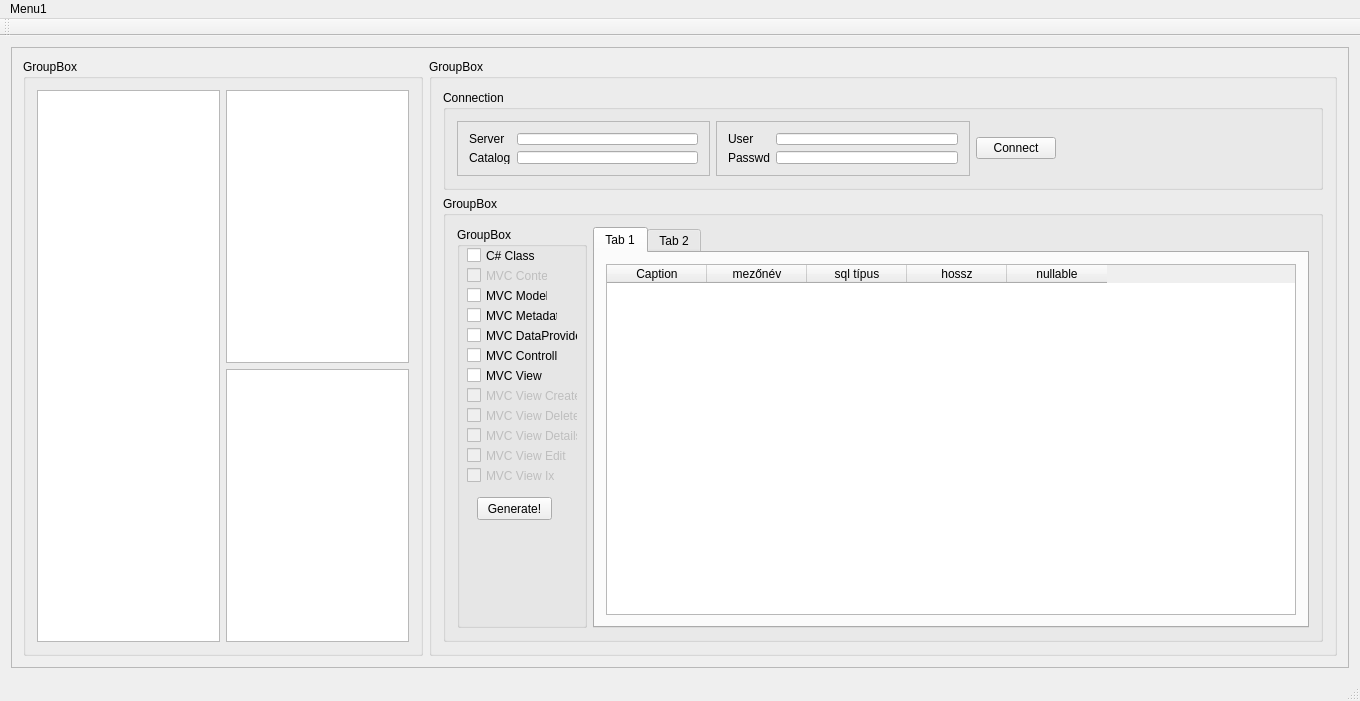
Old version of the form retek2.ui in the repository horvathzoltan/retek2.
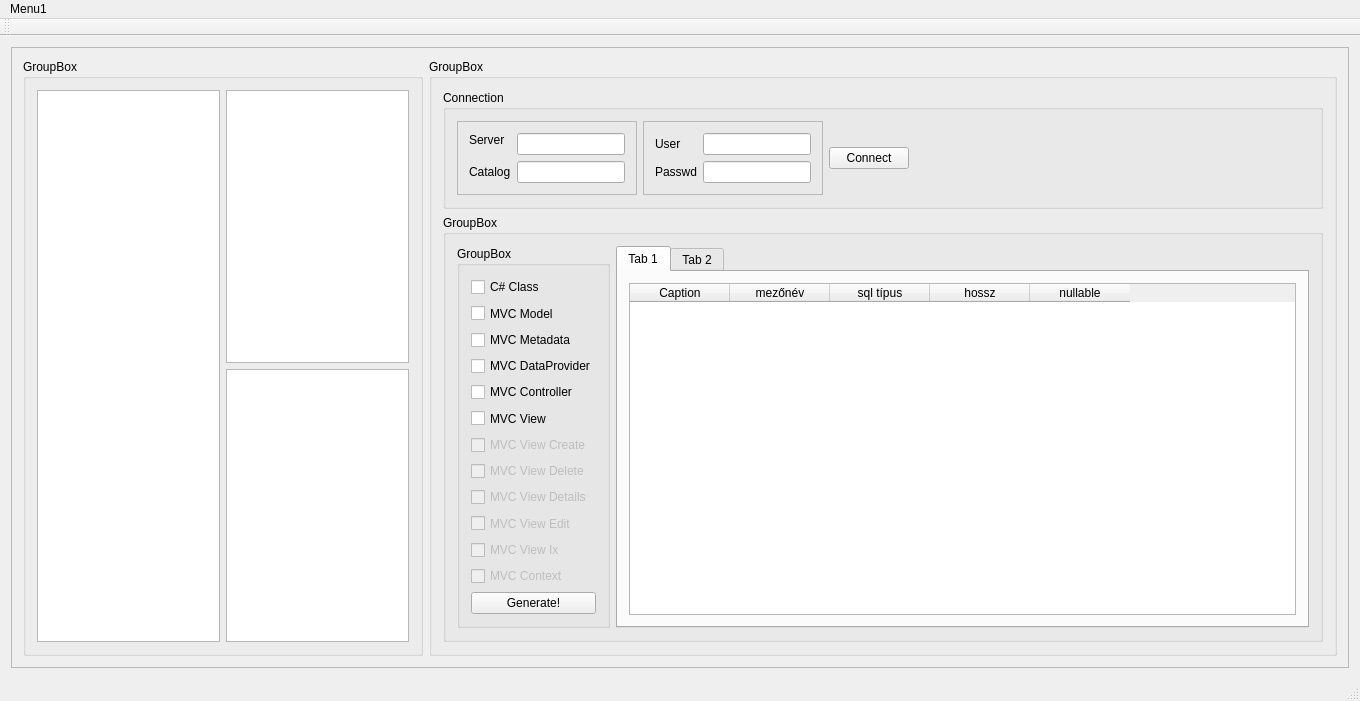
New version of the form. The open tabs and pages were chosen to show the change.

What changed in the file:
```diff
--- a/retek2.ui
+++ b/retek2.ui
@@ -31,8 +31,8 @@
         <rect>
          <x>0</x>
          <y>0</y>
-         <width>1340</width>
-         <height>628</height>
+         <width>1326</width>
+         <height>677</height>
         </rect>
        </property>
        <layout class="QGridLayout" name="gridLayout_2">
@@ -65,271 +65,15 @@
           <property name="title">
            <string>GroupBox</string>
           </property>
-          <layout class="QGridLayout" name="gridLayout_4">
-           <item row="1" column="0">
-            <widget class="QGroupBox" name="groupBox_4">
-             <property name="title">
-              <string>GroupBox</string>
-             </property>
-             <layout class="QHBoxLayout" name="horizontalLayout">
-              <item>
-               <widget class="QGroupBox" name="groupBox_5">
-                <property name="minimumSize">
-                 <size>
-                  <width>130</width>
-                  <height>0</height>
-                 </size>
-                </property>
-                <property name="title">
-                 <string>GroupBox</string>
-                </property>
-                <widget class="QCheckBox" name="checkBox_CClass">
-                 <property name="geometry">
-                  <rect>
-                   <x>10</x>
-                   <y>20</y>
-                   <width>81</width>
-                   <height>17</height>
-                  </rect>
-                 </property>
-                 <property name="text">
-                  <string>C# Class</string>
-                 </property>
-                </widget>
-                <widget class="QCheckBox" name="checkBox_Context">
-                 <property name="enabled">
-                  <bool>false</bool>
-                 </property>
-                 <property name="geometry">
-                  <rect>
-                   <x>10</x>
-                   <y>40</y>
-                   <width>81</width>
-                   <height>17</height>
-                  </rect>
-                 </property>
-                 <property name="text">
-                  <string>MVC Context</string>
-                 </property>
-                </widget>
-                <widget class="QCheckBox" name="checkBox_Model">
-                 <property name="geometry">
-                  <rect>
-                   <x>10</x>
-                   <y>60</y>
-                   <width>81</width>
-                   <height>17</height>
-                  </rect>
-                 </property>
-                 <property name="text">
-                  <string>MVC Model</string>
-                 </property>
-                </widget>
-                <widget class="QCheckBox" name="checkBox_Meta">
-                 <property name="geometry">
-                  <rect>
-                   <x>10</x>
-                   <y>80</y>
-                   <width>91</width>
-                   <height>17</height>
-                  </rect>
-                 </property>
-                 <property name="text">
-                  <string>MVC Metadata</string>
-                 </property>
-                </widget>
-                <widget class="QCheckBox" name="checkBox_Controller">
-                 <property name="geometry">
-                  <rect>
-                   <x>10</x>
-                   <y>120</y>
-                   <width>91</width>
-                   <height>17</height>
-                  </rect>
-                 </property>
-                 <property name="text">
-                  <string>MVC Controller</string>
-                 </property>
-                </widget>
-                <widget class="QCheckBox" name="checkBox_ViewCreate">
-                 <property name="enabled">
-                  <bool>false</bool>
-                 </property>
-                 <property name="geometry">
-                  <rect>
-                   <x>10</x>
-                   <y>160</y>
-                   <width>111</width>
-                   <height>17</height>
-                  </rect>
-                 </property>
-                 <property name="text">
-                  <string>MVC View Create</string>
-                 </property>
-                </widget>
-                <widget class="QCheckBox" name="checkBox_ViewEdit">
-                 <property name="enabled">
-                  <bool>false</bool>
-                 </property>
-                 <property name="geometry">
-                  <rect>
-                   <x>10</x>
-                   <y>220</y>
-                   <width>111</width>
-                   <height>17</height>
-                  </rect>
-                 </property>
-                 <property name="text">
-                  <string>MVC View Edit</string>
-                 </property>
-                </widget>
-                <widget class="QCheckBox" name="checkBox_ViewDelete">
-                 <property name="enabled">
-                  <bool>false</bool>
-                 </property>
-                 <property name="geometry">
-                  <rect>
-                   <x>10</x>
-                   <y>180</y>
-                   <width>111</width>
-                   <height>17</height>
-                  </rect>
-                 </property>
-                 <property name="text">
-                  <string>MVC View Delete</string>
-                 </property>
-                </widget>
-                <widget class="QCheckBox" name="checkBox_ViewDetails">
-                 <property name="enabled">
-                  <bool>false</bool>
-                 </property>
-                 <property name="geometry">
-                  <rect>
-                   <x>10</x>
-                   <y>200</y>
-                   <width>111</width>
-                   <height>17</height>
-                  </rect>
-                 </property>
-                 <property name="text">
-                  <string>MVC View Details</string>
-                 </property>
-                </widget>
-                <widget class="QCheckBox" name="checkBox_ViewIndex">
-                 <property name="enabled">
-                  <bool>false</bool>
-                 </property>
-                 <property name="geometry">
-                  <rect>
-                   <x>10</x>
-                   <y>240</y>
-                   <width>111</width>
-                   <height>17</height>
-                  </rect>
-                 </property>
-                 <property name="text">
-                  <string>MVC View Ix</string>
-                 </property>
-                </widget>
-                <widget class="QPushButton" name="pushButton_GenerateAll">
-                 <property name="geometry">
-                  <rect>
-                   <x>20</x>
-                   <y>270</y>
-                   <width>75</width>
-                   <height>23</height>
-                  </rect>
-                 </property>
-                 <property name="text">
-                  <string>Generate!</string>
-                 </property>
-                </widget>
-                <widget class="QCheckBox" name="checkBox_DataProvider">
-                 <property name="geometry">
-                  <rect>
-                   <x>10</x>
-                   <y>100</y>
-                   <width>111</width>
-                   <height>17</height>
-                  </rect>
-                 </property>
-                 <property name="text">
-                  <string>MVC DataProvider</string>
-                 </property>
-                </widget>
-                <widget class="QCheckBox" name="checkBox_View">
-                 <property name="geometry">
-                  <rect>
-                   <x>10</x>
-                   <y>140</y>
-                   <width>111</width>
-                   <height>17</height>
-                  </rect>
-                 </property>
-                 <property name="text">
-                  <string>MVC View</string>
-                 </property>
-                </widget>
-               </widget>
-              </item>
-              <item>
-               <widget class="QTabWidget" name="tabWidget">
-                <property name="currentIndex">
-                 <number>0</number>
-                </property>
-                <widget class="QWidget" name="tab">
-                 <attribute name="title">
-                  <string>Tab 1</string>
-                 </attribute>
-                 <layout class="QGridLayout" name="gridLayout_5">
-                  <item row="0" column="0">
-                   <widget class="QTableWidget" name="tableWidget_MezoLista">
-                    <column>
-                     <property name="text">
-                      <string>Caption</string>
-                     </property>
-                    </column>
-                    <column>
-                     <property name="text">
-                      <string>mezőnév</string>
-                     </property>
-                    </column>
-                    <column>
-                     <property name="text">
-                      <string>sql típus</string>
-                     </property>
-                    </column>
-                    <column>
-                     <property name="text">
-                      <string>hossz</string>
-                     </property>
-                    </column>
-                    <column>
-                     <property name="text">
-                      <string>nullable</string>
-                     </property>
-                    </column>
-                   </widget>
-                  </item>
-                 </layout>
-                </widget>
-                <widget class="QWidget" name="tab_2">
-                 <attribute name="title">
-                  <string>Tab 2</string>
-                 </attribute>
-                 <layout class="QGridLayout" name="gridLayout_6">
-                  <item row="0" column="0">
-                   <widget class="QTextEdit" name="textEdit"/>
-                  </item>
-                 </layout>
-                </widget>
-               </widget>
-              </item>
-             </layout>
-            </widget>
-           </item>
-           <item row="0" column="0">
+          <layout class="QVBoxLayout" name="verticalLayout_2">
+           <item>
             <widget class="QGroupBox" name="groupBox_3">
+             <property name="sizePolicy">
+              <sizepolicy hsizetype="Preferred" vsizetype="Preferred">
+               <horstretch>0</horstretch>
+               <verstretch>0</verstretch>
+              </sizepolicy>
+             </property>
              <property name="minimumSize">
               <size>
                <width>0</width>
@@ -339,7 +83,7 @@
              <property name="maximumSize">
               <size>
                <width>16777215</width>
-               <height>100</height>
+               <height>16777215</height>
               </size>
              </property>
              <property name="title">
@@ -370,16 +114,36 @@
                   </widget>
                  </item>
                  <item row="0" column="1">
-                  <widget class="QLineEdit" name="lineEdit_User"/>
+                  <widget class="QLineEdit" name="lineEdit_User">
+                   <property name="sizePolicy">
+                    <sizepolicy hsizetype="Preferred" vsizetype="Preferred">
+                     <horstretch>0</horstretch>
+                     <verstretch>0</verstretch>
+                    </sizepolicy>
+                   </property>
+                  </widget>
                  </item>
                  <item row="1" column="1">
-                  <widget class="QLineEdit" name="lineEdit_Password"/>
+                  <widget class="QLineEdit" name="lineEdit_Password">
+                   <property name="sizePolicy">
+                    <sizepolicy hsizetype="Preferred" vsizetype="Preferred">
+                     <horstretch>0</horstretch>
+                     <verstretch>0</verstretch>
+                    </sizepolicy>
+                   </property>
+                  </widget>
                  </item>
                 </layout>
                </widget>
               </item>
               <item row="0" column="0">
                <widget class="QFrame" name="frame">
+                <property name="sizePolicy">
+                 <sizepolicy hsizetype="Preferred" vsizetype="Preferred">
+                  <horstretch>0</horstretch>
+                  <verstretch>0</verstretch>
+                 </sizepolicy>
+                </property>
                 <property name="frameShape">
                  <enum>QFrame::StyledPanel</enum>
                 </property>
@@ -403,7 +167,7 @@
                  <item row="0" column="1">
                   <widget class="QLineEdit" name="lineEdit_Server">
                    <property name="sizePolicy">
-                    <sizepolicy hsizetype="Expanding" vsizetype="Fixed">
+                    <sizepolicy hsizetype="Preferred" vsizetype="Preferred">
                      <horstretch>0</horstretch>
                      <verstretch>0</verstretch>
                     </sizepolicy>
@@ -418,7 +182,14 @@
                   </widget>
                  </item>
                  <item row="1" column="1">
-                  <widget class="QLineEdit" name="lineEdit_Catalog"/>
+                  <widget class="QLineEdit" name="lineEdit_Catalog">
+                   <property name="sizePolicy">
+                    <sizepolicy hsizetype="Preferred" vsizetype="Preferred">
+                     <horstretch>0</horstretch>
+                     <verstretch>0</verstretch>
+                    </sizepolicy>
+                   </property>
+                  </widget>
                  </item>
                 </layout>
                </widget>
@@ -446,6 +217,276 @@
              </layout>
             </widget>
            </item>
+           <item>
+            <widget class="QGroupBox" name="groupBox_4">
+             <property name="sizePolicy">
+              <sizepolicy hsizetype="Preferred" vsizetype="Preferred">
+               <horstretch>0</horstretch>
+               <verstretch>0</verstretch>
+              </sizepolicy>
+             </property>
+             <property name="title">
+              <string>GroupBox</string>
+             </property>
+             <layout class="QHBoxLayout" name="horizontalLayout">
+              <item>
+               <widget class="QGroupBox" name="groupBox_5">
+                <property name="minimumSize">
+                 <size>
+                  <width>130</width>
+                  <height>0</height>
+                 </size>
+                </property>
+                <property name="title">
+                 <string>GroupBox</string>
+                </property>
+                <layout class="QVBoxLayout" name="verticalLayout">
+                 <item>
+                  <widget class="QCheckBox" name="checkBox_CClass">
+                   <property name="sizePolicy">
+                    <sizepolicy hsizetype="Preferred" vsizetype="Preferred">
+                     <horstretch>0</horstretch>
+                     <verstretch>0</verstretch>
+                    </sizepolicy>
+                   </property>
+                   <property name="text">
+                    <string>C# Class</string>
+                   </property>
+                  </widget>
+                 </item>
+                 <item>
+                  <widget class="QCheckBox" name="checkBox_Model">
+                   <property name="sizePolicy">
+                    <sizepolicy hsizetype="Minimum" vsizetype="Preferred">
+                     <horstretch>0</horstretch>
+                     <verstretch>0</verstretch>
+                    </sizepolicy>
+                   </property>
+                   <property name="text">
+                    <string>MVC Model</string>
+                   </property>
+                  </widget>
+                 </item>
+                 <item>
+                  <widget class="QCheckBox" name="checkBox_Meta">
+                   <property name="sizePolicy">
+                    <sizepolicy hsizetype="Minimum" vsizetype="Preferred">
+                     <horstretch>0</horstretch>
+                     <verstretch>0</verstretch>
+                    </sizepolicy>
+                   </property>
+                   <property name="text">
+                    <string>MVC Metadata</string>
+                   </property>
+                  </widget>
+                 </item>
+                 <item>
+                  <widget class="QCheckBox" name="checkBox_DataProvider">
+                   <property name="sizePolicy">
+                    <sizepolicy hsizetype="Minimum" vsizetype="Preferred">
+                     <horstretch>0</horstretch>
+                     <verstretch>0</verstretch>
+                    </sizepolicy>
+                   </property>
+                   <property name="text">
+                    <string>MVC DataProvider</string>
+                   </property>
+                  </widget>
+                 </item>
+                 <item>
+                  <widget class="QCheckBox" name="checkBox_Controller">
+                   <property name="sizePolicy">
+                    <sizepolicy hsizetype="Minimum" vsizetype="Preferred">
+                     <horstretch>0</horstretch>
+                     <verstretch>0</verstretch>
+                    </sizepolicy>
+                   </property>
+                   <property name="text">
+                    <string>MVC Controller</string>
+                   </property>
+                  </widget>
+                 </item>
+                 <item>
+                  <widget class="QCheckBox" name="checkBox_View">
+                   <property name="sizePolicy">
+                    <sizepolicy hsizetype="Minimum" vsizetype="Preferred">
+                     <horstretch>0</horstretch>
+                     <verstretch>0</verstretch>
+                    </sizepolicy>
+                   </property>
+                   <property name="text">
+                    <string>MVC View</string>
+                   </property>
+                  </widget>
+                 </item>
+                 <item>
+                  <widget class="QCheckBox" name="checkBox_ViewCreate">
+                   <property name="enabled">
+                    <bool>false</bool>
+                   </property>
+                   <property name="sizePolicy">
+                    <sizepolicy hsizetype="Minimum" vsizetype="Preferred">
+                     <horstretch>0</horstretch>
+                     <verstretch>0</verstretch>
+                    </sizepolicy>
+                   </property>
+                   <property name="text">
+                    <string>MVC View Create</string>
+                   </property>
+                  </widget>
+                 </item>
+                 <item>
+                  <widget class="QCheckBox" name="checkBox_ViewDelete">
+                   <property name="enabled">
+                    <bool>false</bool>
+                   </property>
+                   <property name="sizePolicy">
+                    <sizepolicy hsizetype="Minimum" vsizetype="Preferred">
+                     <horstretch>0</horstretch>
+                     <verstretch>0</verstretch>
+                    </sizepolicy>
+                   </property>
+                   <property name="text">
+                    <string>MVC View Delete</string>
+                   </property>
+                  </widget>
+                 </item>
+                 <item>
+                  <widget class="QCheckBox" name="checkBox_ViewDetails">
+                   <property name="enabled">
+                    <bool>false</bool>
+                   </property>
+                   <property name="sizePolicy">
+                    <sizepolicy hsizetype="Minimum" vsizetype="Preferred">
+                     <horstretch>0</horstretch>
+                     <verstretch>0</verstretch>
+                    </sizepolicy>
+                   </property>
+                   <property name="text">
+                    <string>MVC View Details</string>
+                   </property>
+                  </widget>
+                 </item>
+                 <item>
+                  <widget class="QCheckBox" name="checkBox_ViewEdit">
+                   <property name="enabled">
+                    <bool>false</bool>
+                   </property>
+                   <property name="sizePolicy">
+                    <sizepolicy hsizetype="Minimum" vsizetype="Preferred">
+                     <horstretch>0</horstretch>
+                     <verstretch>0</verstretch>
+                    </sizepolicy>
+                   </property>
+                   <property name="text">
+                    <string>MVC View Edit</string>
+                   </property>
+                  </widget>
+                 </item>
+                 <item>
+                  <widget class="QCheckBox" name="checkBox_ViewIndex">
+                   <property name="enabled">
+                    <bool>false</bool>
+                   </property>
+                   <property name="sizePolicy">
+                    <sizepolicy hsizetype="Minimum" vsizetype="Preferred">
+                     <horstretch>0</horstretch>
+                     <verstretch>0</verstretch>
+                    </sizepolicy>
+                   </property>
+                   <property name="text">
+                    <string>MVC View Ix</string>
+                   </property>
+                  </widget>
+                 </item>
+                 <item>
+                  <widget class="QCheckBox" name="checkBox_Context">
+                   <property name="enabled">
+                    <bool>false</bool>
+                   </property>
+                   <property name="sizePolicy">
+                    <sizepolicy hsizetype="Minimum" vsizetype="Preferred">
+                     <horstretch>0</horstretch>
+                     <verstretch>0</verstretch>
+                    </sizepolicy>
+                   </property>
+                   <property name="text">
+                    <string>MVC Context</string>
+                   </property>
+                  </widget>
+                 </item>
+                 <item>
+                  <widget class="QPushButton" name="pushButton_GenerateAll">
+                   <property name="sizePolicy">
+                    <sizepolicy hsizetype="Minimum" vsizetype="Preferred">
+                     <horstretch>0</horstretch>
+                     <verstretch>0</verstretch>
+                    </sizepolicy>
+                   </property>
+                   <property name="text">
+                    <string>Generate!</string>
+                   </property>
+                  </widget>
+                 </item>
+                </layout>
+               </widget>
+              </item>
+              <item>
+               <widget class="QTabWidget" name="tabWidget">
+                <property name="currentIndex">
+                 <number>1</number>
+                </property>
+                <widget class="QWidget" name="tab">
+                 <attribute name="title">
+                  <string>Tab 1</string>
+                 </attribute>
+                 <layout class="QGridLayout" name="gridLayout_5">
+                  <item row="0" column="0">
+                   <widget class="QTableWidget" name="tableWidget_MezoLista">
+                    <column>
+                     <property name="text">
+                      <string>Caption</string>
+                     </property>
+                    </column>
+                    <column>
+                     <property name="text">
+                      <string>mezőnév</string>
+                     </property>
+                    </column>
+                    <column>
+                     <property name="text">
+                      <string>sql típus</string>
+                     </property>
+                    </column>
+                    <column>
+                     <property name="text">
+                      <string>hossz</string>
+                     </property>
+                    </column>
+                    <column>
+                     <property name="text">
+                      <string>nullable</string>
+                     </property>
+                    </column>
+                   </widget>
+                  </item>
+                 </layout>
+                </widget>
+                <widget class="QWidget" name="tab_2">
+                 <attribute name="title">
+                  <string>Tab 2</string>
+                 </attribute>
+                 <layout class="QGridLayout" name="gridLayout_6">
+                  <item row="0" column="0">
+                   <widget class="QTextEdit" name="textEdit"/>
+                  </item>
+                 </layout>
+                </widget>
+               </widget>
+              </item>
+             </layout>
+            </widget>
+           </item>
           </layout>
          </widget>
         </item>
```
Left out of the diff: 2 changed lines with no effect on the pictures.
